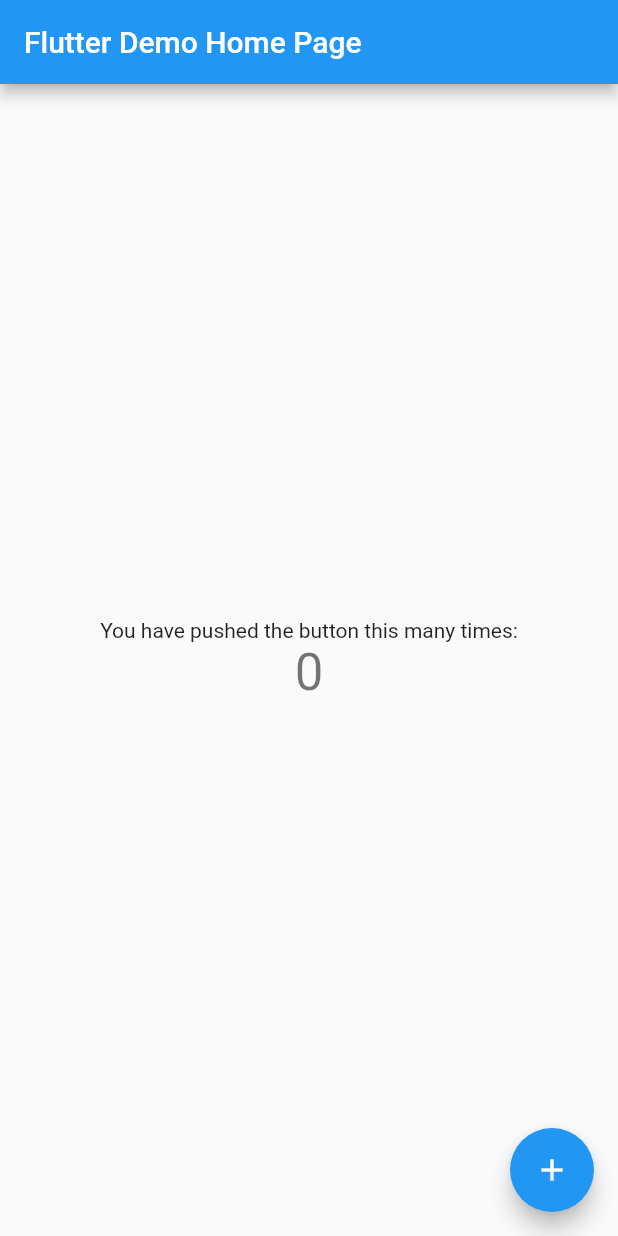
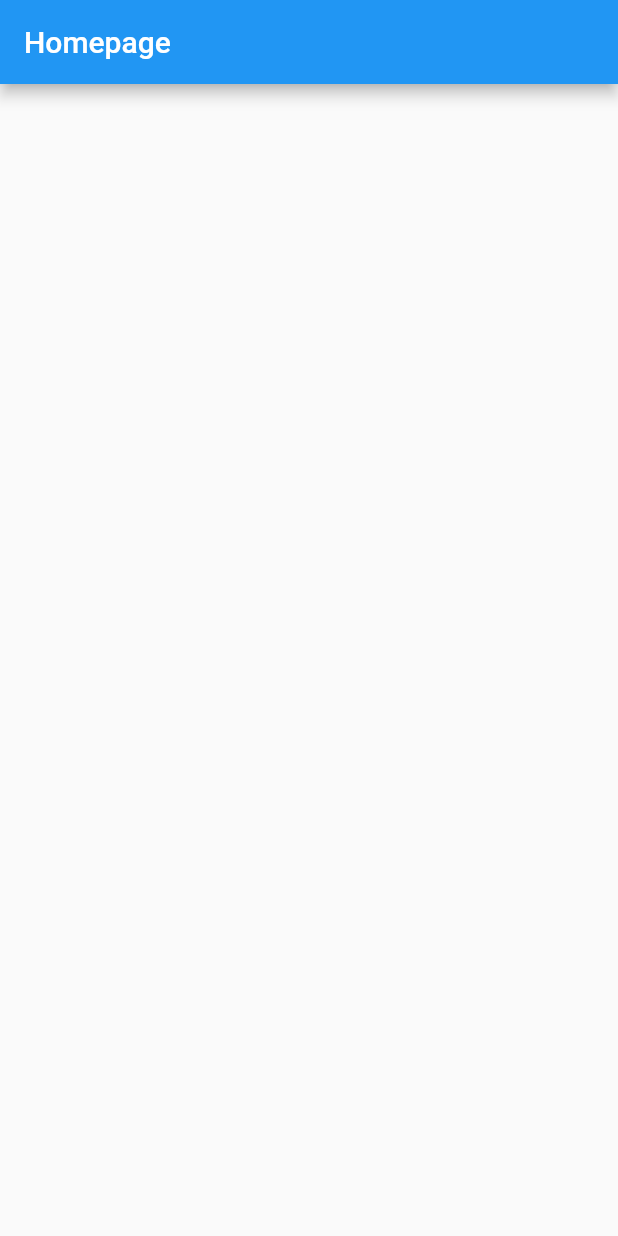
Before and after one commit to ssoad/ssoad_flutter_task, a Flutter app: the screen it shows after launch, on a phone screen of 412 x 824 dp. Run offline on Flutter 3.47's test engine with Material 2 defaults, Android fonts, the phone set to English and light mode, and no system bars; our stand-ins replace bloc, equatable, flutter_bloc, get.

Commit message:
Organize Project Codes

```diff
--- a/lib/main.dart
+++ b/lib/main.dart
@@ -1,115 +1,6 @@
+import 'package:bs34_flutter_task/src/app.dart';
 import 'package:flutter/material.dart';
 
 void main() {
   runApp(const MyApp());
 }
-
-class MyApp extends StatelessWidget {
-  const MyApp({super.key});
-
-  // This widget is the root of your application.
-  @override
-  Widget build(BuildContext context) {
-    return MaterialApp(
-      title: 'Flutter Demo',
-      theme: ThemeData(
-        // This is the theme of your application.
-        //
-        // Try running your application with "flutter run". You'll see the
-        // application has a blue toolbar. Then, without quitting the app, try
-        // changing the primarySwatch below to Colors.green and then invoke
-        // "hot reload" (press "r" in the console where you ran "flutter run",
-        // or simply save your changes to "hot reload" in a Flutter IDE).
-        // Notice that the counter didn't reset back to zero; the application
-        // is not restarted.
-        primarySwatch: Colors.blue,
-      ),
-      home: const MyHomePage(title: 'Flutter Demo Home Page'),
-    );
-  }
-}
-
-class MyHomePage extends StatefulWidget {
-  const MyHomePage({super.key, required this.title});
-
-  // This widget is the home page of your application. It is stateful, meaning
-  // that it has a State object (defined below) that contains fields that affect
-  // how it looks.
-
-  // This class is the configuration for the state. It holds the values (in this
-  // case the title) provided by the parent (in this case the App widget) and
-  // used by the build method of the State. Fields in a Widget subclass are
-  // always marked "final".
-
-  final String title;
-
-  @override
-  State<MyHomePage> createState() => _MyHomePageState();
-}
-
-class _MyHomePageState extends State<MyHomePage> {
-  int _counter = 0;
-
-  void _incrementCounter() {
-    setState(() {
-      // This call to setState tells the Flutter framework that something has
-      // changed in this State, which causes it to rerun the build method below
-      // so that the display can reflect the updated values. If we changed
-      // _counter without calling setState(), then the build method would not be
-      // called again, and so nothing would appear to happen.
-      _counter++;
-    });
-  }
-
-  @override
-  Widget build(BuildContext context) {
-    // This method is rerun every time setState is called, for instance as done
-    // by the _incrementCounter method above.
-    //
-    // The Flutter framework has been optimized to make rerunning build methods
-    // fast, so that you can just rebuild anything that needs updating rather
-    // than having to individually change instances of widgets.
-    return Scaffold(
-      appBar: AppBar(
-        // Here we take the value from the MyHomePage object that was created by
-        // the App.build method, and use it to set our appbar title.
-        title: Text(widget.title),
-      ),
-      body: Center(
-        // Center is a layout widget. It takes a single child and positions it
-        // in the middle of the parent.
-        child: Column(
-          // Column is also a layout widget. It takes a list of children and
-          // arranges them vertically. By default, it sizes itself to fit its
-          // children horizontally, and tries to be as tall as its parent.
-          //
-          // Invoke "debug painting" (press "p" in the console, choose the
-          // "Toggle Debug Paint" action from the Flutter Inspector in Android
-          // Studio, or the "Toggle Debug Paint" command in Visual Studio Code)
-          // to see the wireframe for each widget.
-          //
-          // Column has various properties to control how it sizes itself and
-          // how it positions its children. Here we use mainAxisAlignment to
-          // center the children vertically; the main axis here is the vertical
-          // axis because Columns are vertical (the cross axis would be
-          // horizontal).
-          mainAxisAlignment: MainAxisAlignment.center,
-          children: <Widget>[
-            const Text(
-              'You have pushed the button this many times:',
-            ),
-            Text(
-              '$_counter',
-              style: Theme.of(context).textTheme.headlineMedium,
-            ),
-          ],
-        ),
-      ),
-      floatingActionButton: FloatingActionButton(
-        onPressed: _incrementCounter,
-        tooltip: 'Increment',
-        child: const Icon(Icons.add),
-      ), // This trailing comma makes auto-formatting nicer for build methods.
-    );
-  }
-}
--- /dev/null
+++ b/lib/src/app.dart
@@ -0,0 +1,30 @@
+import 'package:bs34_flutter_task/src/features/homepage/presentation/screen/homepage.dart';
+import 'package:bs34_flutter_task/src/utils/routes.dart';
+import 'package:flutter/material.dart';
+import 'package:get/get_navigation/src/root/get_material_app.dart';
+
+
+class MyApp extends StatelessWidget {
+  const MyApp({super.key});
+
+  // This widget is the root of your application.
+  @override
+  Widget build(BuildContext context) {
+    return GetMaterialApp(
+      theme: ThemeData(
+        // This is the theme of your application.
+        //
+        // Try running your application with "flutter run". You'll see the
+        // application has a blue toolbar. Then, without quitting the app, try
+        // changing the primarySwatch below to Colors.green and then invoke
+        // "hot reload" (press "r" in the console where you ran "flutter run",
+        // or simply save your changes to "hot reload" in a Flutter IDE).
+        // Notice that the counter didn't reset back to zero; the application
+        // is not restarted.
+        primarySwatch: Colors.blue,
+      ),
+      initialRoute: Routes.home,
+      getPages: Routes.pages
+    );
+  }
+}
--- /dev/null
+++ b/lib/src/core/state_management/base_cubit.dart
@@ -0,0 +1,21 @@
+
+import 'package:bloc/bloc.dart';
+import 'package:equatable/equatable.dart';
+import 'package:flutter/material.dart';
+
+part 'base_state.dart';
+
+abstract class BaseCubit<S extends BaseState> extends Cubit<S>
+    with WidgetsBindingObserver {
+  // final BaseRouter router;
+
+  BaseCubit(S initialState /*, this.router*/) : super(initialState) {
+    WidgetsBinding.instance.addObserver(this);
+  }
+
+  @override
+  Future<void> close() async {
+    WidgetsBinding.instance.removeObserver(this);
+    return super.close();
+  }
+}
--- /dev/null
+++ b/lib/src/core/state_management/base_state.dart
@@ -0,0 +1,3 @@
+part of 'base_cubit.dart';
+
+abstract class BaseState extends Equatable {}
--- /dev/null
+++ b/lib/src/features/details/presentation/cubit/home_cubit.dart
@@ -0,0 +1,16 @@
+import 'package:bloc/bloc.dart';
+import 'package:flutter/cupertino.dart';
+import 'package:get/get.dart';
+import 'package:meta/meta.dart';
+
+import '../../../../core/state_management/base_cubit.dart';
+part 'repository_details_state.dart';
+
+class RepositoryDetailsCubit extends BaseCubit<RepositoryDetailsState> {
+  RepositoryDetailsCubit() : super(RepositoryDetailsState());
+
+  Future<void> onInit() async{
+    emit(state.copyWith(isLoading: true));
+    emit(state.copyWith(isLoading: false));
+  }
+}
--- /dev/null
+++ b/lib/src/features/homepage/presentation/cubit/home_cubit.dart
@@ -0,0 +1,16 @@
+import 'package:bloc/bloc.dart';
+import 'package:flutter/cupertino.dart';
+import 'package:get/get.dart';
+import 'package:meta/meta.dart';
+
+import '../../../../core/state_management/base_cubit.dart';
+part 'home_state.dart';
+
+class HomeCubit extends BaseCubit<HomeState> {
+  HomeCubit() : super(HomeState());
+
+  Future<void> onInit() async{
+    emit(state.copyWith(isLoading: true));
+    emit(state.copyWith(isLoading: false));
+  }
+}
--- /dev/null
+++ b/lib/src/features/homepage/presentation/cubit/home_state.dart
@@ -0,0 +1,15 @@
+
+part of 'home_cubit.dart';
+
+class HomeState extends BaseState {
+
+
+  @override
+  List<Object> get props => [];
+
+  HomeState copyWith({
+    bool? isLoading,
+  }) {
+    return HomeState();
+  }
+}
--- /dev/null
+++ b/lib/src/features/homepage/presentation/screen/homepage.dart
@@ -0,0 +1,29 @@
+import 'package:flutter/material.dart';
+import 'package:flutter_bloc/flutter_bloc.dart';
+
+import '../cubit/home_cubit.dart';
+
+
+class Homepage extends StatelessWidget {
+  const Homepage({Key? key}) : super(key: key);
+
+  @override
+  Widget build(BuildContext context) {
+    return BlocBuilder<HomeCubit, HomeState>(builder: (context, state) {
+      return Scaffold(
+        appBar: AppBar(
+          title: const Text('Homepage'),
+        ),
+        body: Center(
+          child: Column(
+            mainAxisAlignment: MainAxisAlignment.center,
+            children: <Widget>[
+
+            ],
+          ),
+        ),
+
+      );
+    });
+  }
+}
--- /dev/null
+++ b/lib/src/utils/routes.dart
@@ -0,0 +1,29 @@
+import 'package:bs34_flutter_task/src/features/details/presentation/cubit/home_cubit.dart';
+import 'package:bs34_flutter_task/src/features/details/presentation/screen/homepage.dart';
+import 'package:flutter_bloc/flutter_bloc.dart';
+import 'package:get/get_navigation/src/routes/get_route.dart';
+
+import '../features/homepage/presentation/cubit/home_cubit.dart';
+import '../features/homepage/presentation/screen/homepage.dart';
+
+class Routes {
+  static const String home = "/home";
+  static const String details = "/details";
+
+  static final List<GetPage> pages = [
+    GetPage(
+      name: home,
+      page: () => BlocProvider(
+        create: (_) => HomeCubit(),
+        child: const Homepage(),
+      ),
+    ),
+    GetPage(
+      name: details,
+      page: () => BlocProvider(
+        create: (_) => RepositoryDetailsCubit(),
+        child: const RepositoryDetails(),
+      ),
+    ),
+  ];
+}
--- a/pubspec.yaml
+++ b/pubspec.yaml
@@ -35,6 +35,9 @@
   # The following adds the Cupertino Icons font to your application.
   # Use with the CupertinoIcons class for iOS style icons.
   cupertino_icons: ^1.0.2
+  flutter_bloc: ^8.1.2
+  get: ^4.6.5
+  equatable: ^2.0.5
 
 dev_dependencies:
   flutter_test:
```
Also changed, not shown: lib/src/features/details/presentation/cubit/repository_details_state.dart (added, +15 -0 lines), lib/src/features/details/presentation/screen/homepage.dart (added, +30 -0 lines), pubspec.lock.
